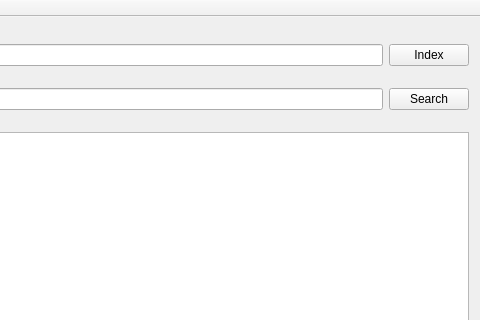
Qt form mainwindow.ui (annbumagina/words) before a commit; both pictures show x 338 to 818 and y 0 to 320 of the 818 by 600 pixel window.
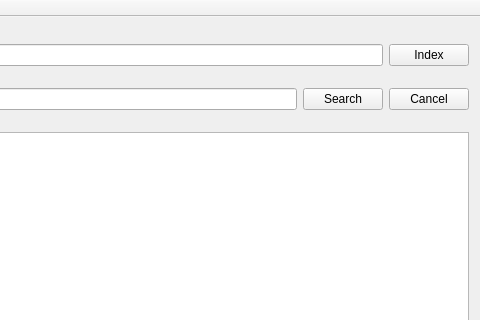
The same form after that commit.

Patch:
```diff
--- a/mainwindow.ui
+++ b/mainwindow.ui
@@ -75,6 +75,13 @@
          </property>
         </widget>
        </item>
+       <item>
+        <widget class="QPushButton" name="pushButton">
+         <property name="text">
+          <string>Cancel</string>
+         </property>
+        </widget>
+       </item>
       </layout>
      </widget>
     </item>
```
